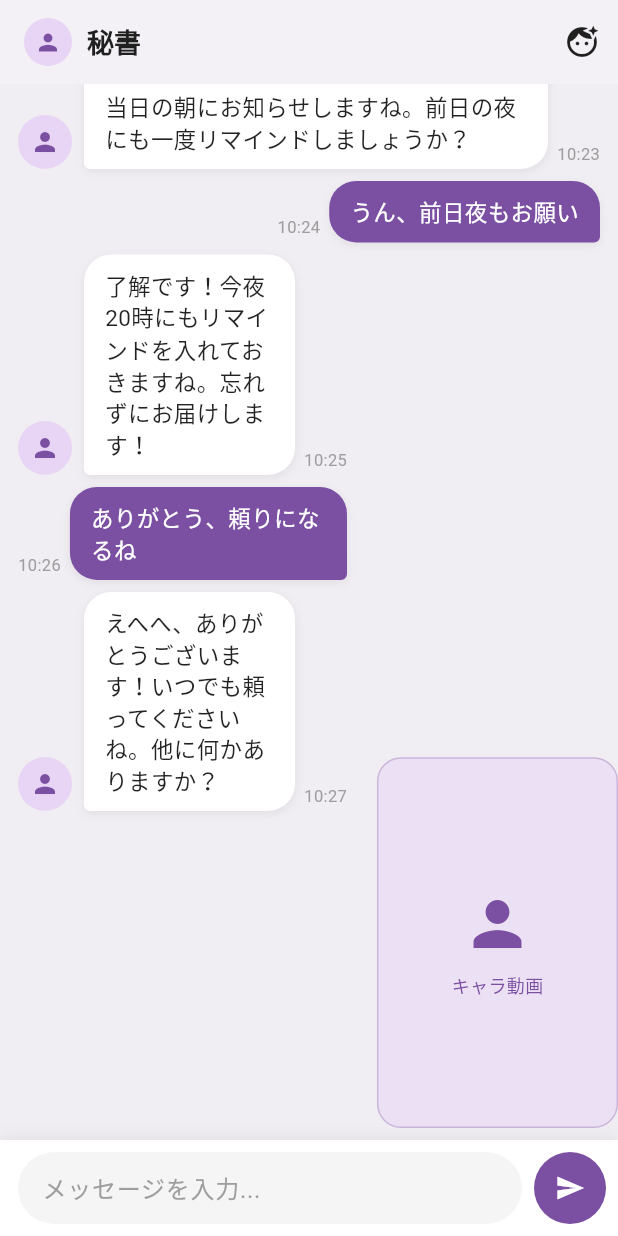
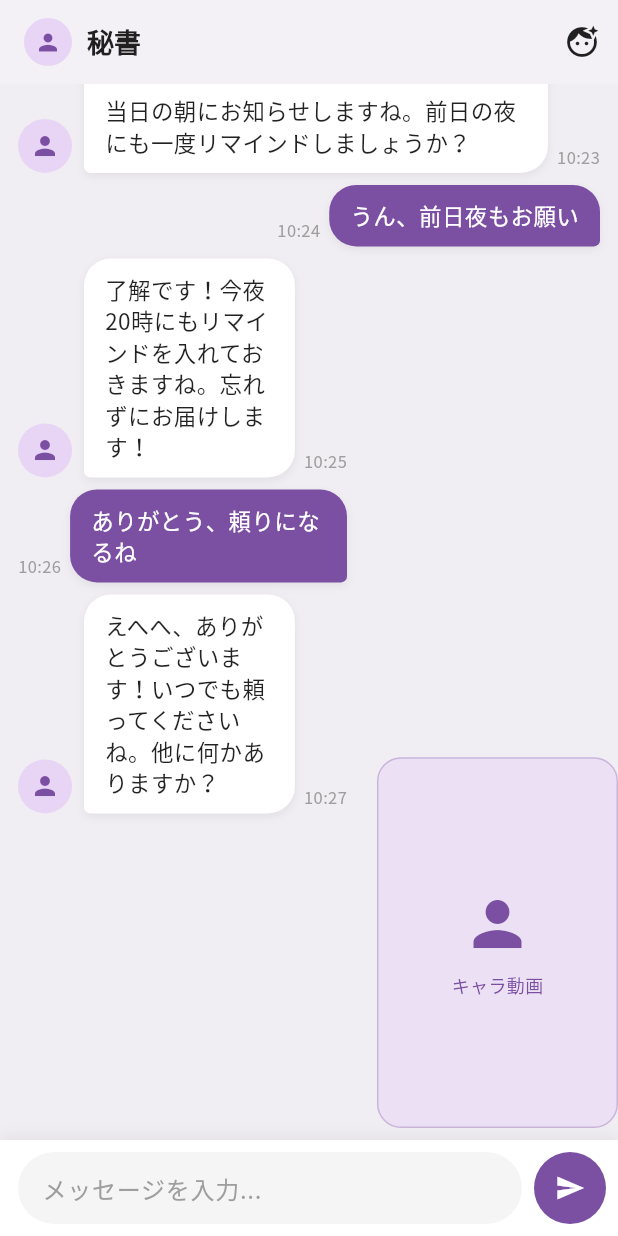
Before and after one commit to nock-in-mook/P_Secretary_App, a Flutter app: the screen it shows after launch, on a phone screen of 412 x 824 dp. Run offline on Flutter 3.47's test engine with Material 3 defaults, Android fonts, the phone set to English and light mode, and no system bars; our stand-ins replace google_fonts, web; missing offline and left inert: dart:ui_web.

Commit message:
秘書App_005: Noto Sans JPフォント適用＋動画復帰強化＋PLATFORM_TODO追加
- google_fonts パッケージ追加、全体テーマにNoto Sans JP適用
- バックグラウンド復帰時のtouchstartイベント追加（iOS Safari対策）
- PLATFORM_TODO.md 新設（プラットフォーム固有対応の追跡用）

Co-Authored-By: Claude Opus 4.6 (1M context) <noreply@anthropic.com>

```diff
--- a/lib/main.dart
+++ b/lib/main.dart
@@ -1,4 +1,5 @@
 import 'package:flutter/material.dart';
+import 'package:google_fonts/google_fonts.dart';
 import 'screens/chat_screen.dart';
 
 void main() {
@@ -15,16 +16,17 @@ class PSecretaryApp extends StatelessWidget {
       debugShowCheckedModeBanner: false,
       theme: ThemeData(
         brightness: Brightness.light,
+        textTheme: GoogleFonts.notoSansJpTextTheme(),
         colorScheme: ColorScheme.fromSeed(
-          seedColor: const Color(0xFF7B4FA2), // 紫ベースのテーマカラー
+          seedColor: const Color(0xFF7B4FA2),
           brightness: Brightness.light,
         ),
-        scaffoldBackgroundColor: const Color(0xFFF0EDF3), // 薄紫グレーの背景
-        appBarTheme: const AppBarTheme(
+        scaffoldBackgroundColor: const Color(0xFFF0EDF3),
+        appBarTheme: AppBarTheme(
           backgroundColor: Colors.white,
           foregroundColor: Colors.black87,
           elevation: 0.5,
-          titleTextStyle: TextStyle(
+          titleTextStyle: GoogleFonts.notoSansJp(
             color: Colors.black87,
             fontSize: 18,
             fontWeight: FontWeight.w600,
--- a/pubspec.yaml
+++ b/pubspec.yaml
@@ -36,6 +36,7 @@ dependencies:
   cupertino_icons: ^1.0.8
   http: ^1.6.0
   web: ^1.1.1
+  google_fonts: ^6.3.2
 
 dev_dependencies:
   flutter_test:
```
Also changed, not shown: pubspec.lock, 2 other files.
